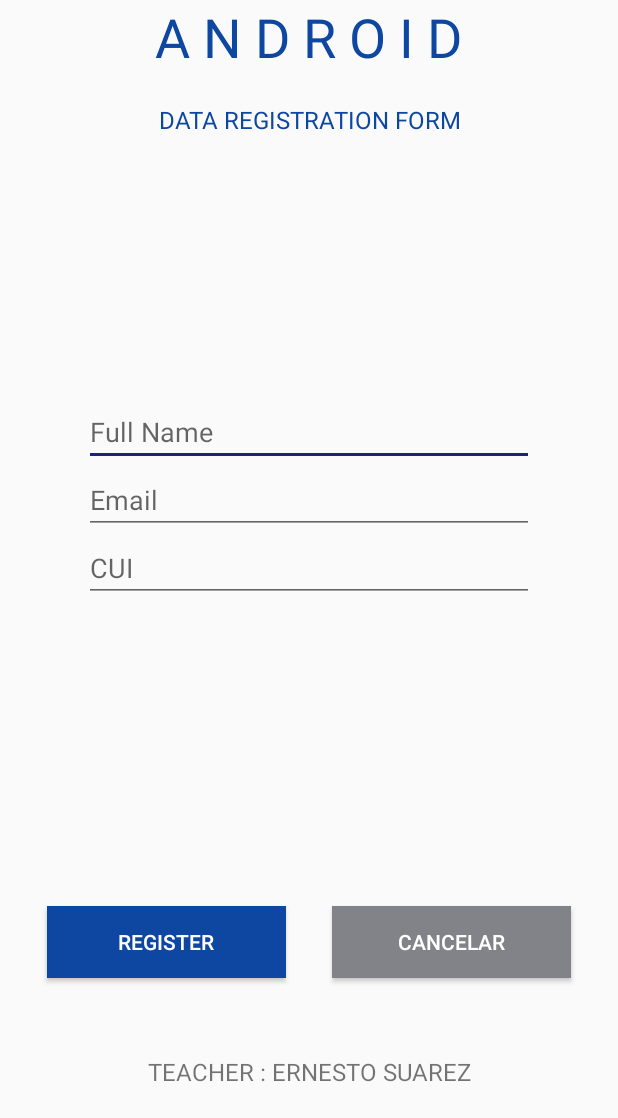
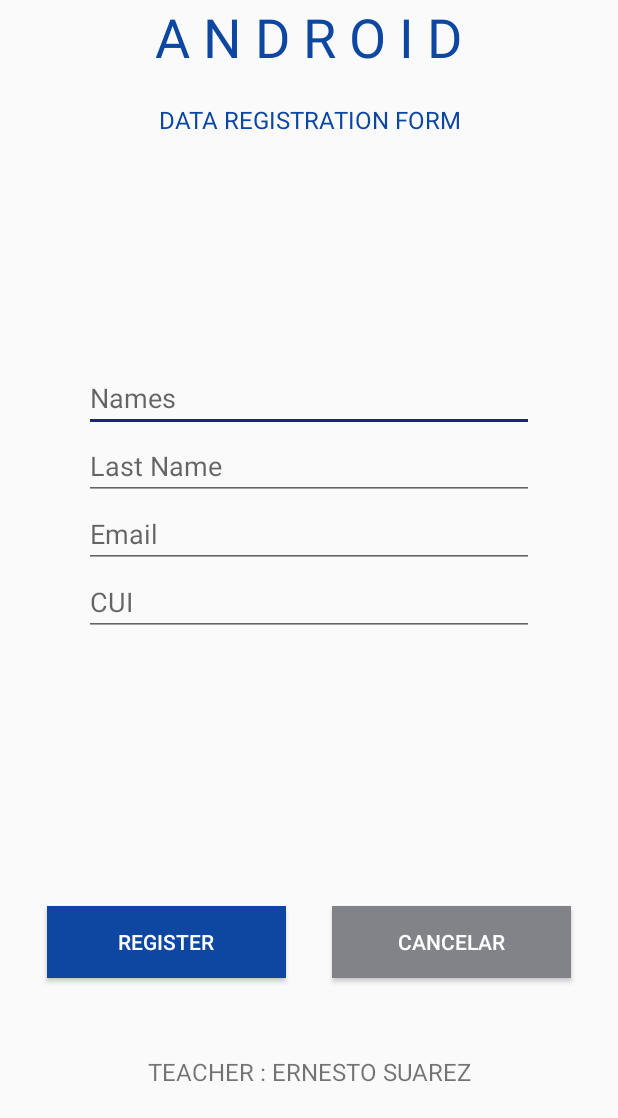
Before and after one commit to edwinsaavedra99/IDNP, an Android app: the FormStudentActivity screen opened directly, with no data from a screen before it, on a phone screen of 412 x 824 dp, the part 118-1236 px from its top. Run offline under Robolectric (Android 15) with nearby library versions, the phone set to English and light mode, and no system bars.

Commit message:
EditForm

```diff
--- a/PracticasLaboratorio/LabPractica04/app/src/main/java/com/practica04/ejercicio1_2lab04/Adapter/StudentAdapter.java
+++ b/PracticasLaboratorio/LabPractica04/app/src/main/java/com/practica04/ejercicio1_2lab04/Adapter/StudentAdapter.java
@@ -27,6 +27,9 @@ import java.util.ArrayList;
 import java.util.List;
 
 public class StudentAdapter extends RecyclerView.Adapter<StudentAdapter.StudentViewHolder> implements Filterable {
+    //edit user
+    public static final String EXTRA_MESSAGE = "com.practica04.ejercicio1_2lab04.MESSAGE";
+    // edit user
 
     private List<Student> items;
     private List<Student> itemsFull;
@@ -58,7 +61,7 @@ public class StudentAdapter extends RecyclerView.Adapter<StudentAdapter.StudentV
         notifyDataSetChanged();
     }
     public void editElement(Student student, int position){
-        items.get(position).setName(student.getName());
+        items.get(position).setName(student.getName()+" "+student.getLastName() );
         items.get(position).setEmail(student.getEmail());
         items.get(position).setCui(student.getCui());
         notifyDataSetChanged();
@@ -96,6 +99,7 @@ public class StudentAdapter extends RecyclerView.Adapter<StudentAdapter.StudentV
                     public boolean onMenuItemClick(MenuItem item) {
                         if(item.getTitle().equals("Edit")){
                             Intent intent = new Intent (context, FormStudentActivity.class);
+                            intent.putExtra(EXTRA_MESSAGE,i);
                             context.startActivity(intent);
                         }else if(item.getTitle().equals("Delete")){
                             showAlertDialogDelete(i);
--- a/PracticasLaboratorio/LabPractica04/app/src/main/java/com/practica04/ejercicio1_2lab04/MainActivity.java
+++ b/PracticasLaboratorio/LabPractica04/app/src/main/java/com/practica04/ejercicio1_2lab04/MainActivity.java
@@ -25,7 +25,7 @@ public class MainActivity extends AppCompatActivity {
     private SearchView searchView;
     private List<Student> list;
     private LinearLayout addElement;
-    private StudentAdapter adapter;
+    public static  StudentAdapter adapter;
 
     @Override
     protected void onCreate(Bundle savedInstanceState) {
--- a/PracticasLaboratorio/LabPractica04/app/src/main/java/com/practica04/ejercicio1_2lab04/repository/StudentRepository.java
+++ b/PracticasLaboratorio/LabPractica04/app/src/main/java/com/practica04/ejercicio1_2lab04/repository/StudentRepository.java
@@ -36,4 +36,7 @@ public class StudentRepository {
     public static boolean removeStudent(Student student){
         return students.remove(student);
     }
-}
+    public static void editStudent(int position, Student student){ students.set(position,student); }
+    public static  Student getStudent(int position ){ return  students.get(position);}
+
+    }
--- a/PracticasLaboratorio/LabPractica04/app/src/main/res/layout/activity_form_student.xml
+++ b/PracticasLaboratorio/LabPractica04/app/src/main/res/layout/activity_form_student.xml
@@ -27,14 +27,16 @@
             android:textColor="@color/colorPrimary"
             android:layout_width="wrap_content"
             android:layout_height="wrap_content"/>
+
         <TextView
+            android:id="@+id/TextEdit1"
+            android:layout_width="wrap_content"
+            android:layout_height="wrap_content"
+            android:layout_margin="20dp"
             android:text="@string/form_titleForm"
-            android:textSize="16sp"
-            android:layout_margin="20dp"
             android:textAlignment="center"
             android:textColor="@color/colorPrimary"
-            android:layout_width="wrap_content"
-            android:layout_height="wrap_content"/>
+            android:textSize="16sp" />
 
     </LinearLayout>
     <LinearLayout
@@ -55,6 +57,14 @@
             android:autofillHints=""
             tools:ignore="LabelFor" />
 
+
+        <EditText
+            android:id="@+id/txt_user_lastname"
+            android:layout_width="match_parent"
+            android:layout_height="wrap_content"
+            android:ems="10"
+            android:hint="@string/form_hintLastName"
+            android:inputType="text" />
 
         <EditText
             android:hint="@string/form_hintEmail"
--- a/PracticasLaboratorio/LabPractica04/app/src/main/res/values/strings.xml
+++ b/PracticasLaboratorio/LabPractica04/app/src/main/res/values/strings.xml
@@ -3,7 +3,8 @@
     <string name="form_title">I D N P</string>
     <string name="form_subTitle">A N D R O I D</string>
     <string name="form_titleForm">DATA REGISTRATION FORM</string>
-    <string name="form_hintName">Full Name</string>
+    <string name="form_hintName">Names</string>
+    <string name="form_hintLastName">Last Name</string>
     <string name="form_hintEmail">Email</string>
     <string name="form_hintCUI">CUI</string>
     <string name="form_author">TEACHER : ERNESTO SUAREZ</string>
```
Also changed, not shown: PracticasLaboratorio/LabPractica04/app/src/main/java/com/practica04/ejercicio1_2lab04/Activity/FormStudentActivity.java (+86 -20 lines).
